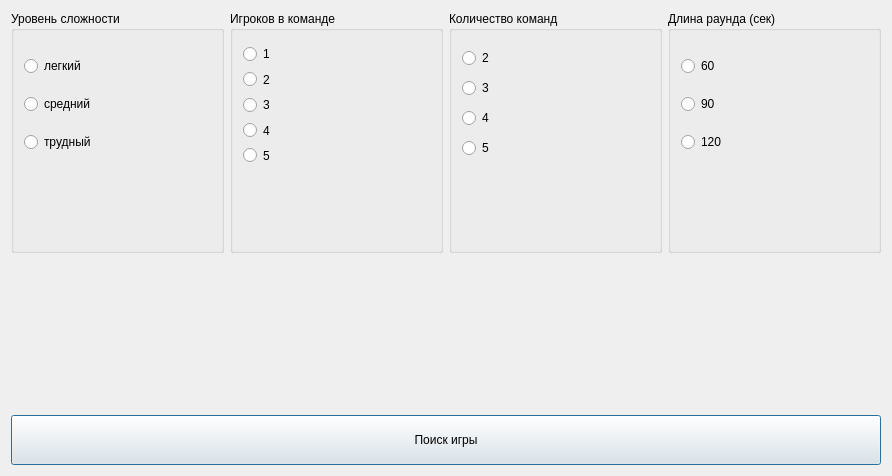
First picture: the form in GUI/window_configs/src/configwindow.ui, repository superAIyah/Alias_project, before the edit.
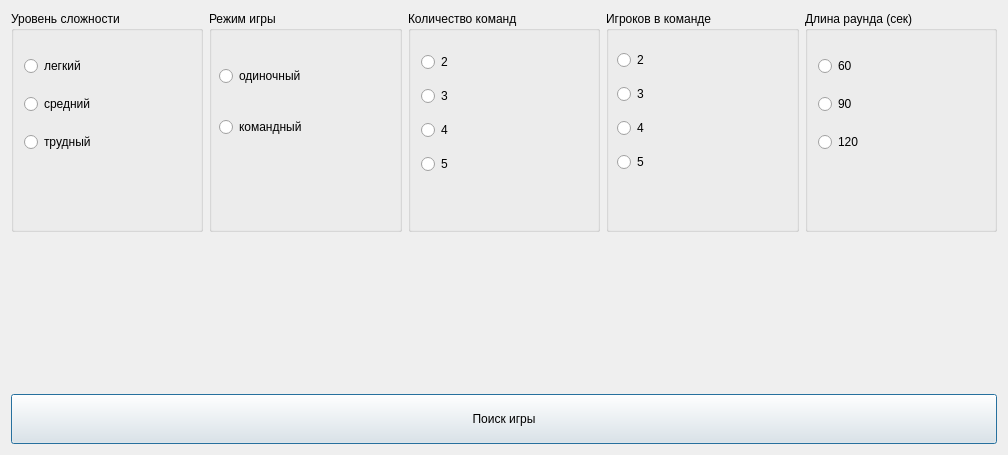
Second picture: the form after the edit.

Commit message: setting revisioned

Diff of the .ui file:
```diff
--- a/GUI/window_configs/src/configwindow.ui
+++ b/GUI/window_configs/src/configwindow.ui
@@ -6,8 +6,8 @@
    <rect>
     <x>0</x>
     <y>0</y>
-    <width>892</width>
-    <height>476</height>
+    <width>1008</width>
+    <height>455</height>
    </rect>
   </property>
   <property name="windowTitle">
@@ -17,7 +17,7 @@
    <item row="0" column="0">
     <layout class="QHBoxLayout" name="horizontalLayout_2">
      <item>
-      <widget class="QGroupBox" name="BoxMode">
+      <widget class="QGroupBox" name="BoxLevel">
        <property name="minimumSize">
         <size>
          <width>100</width>
@@ -33,7 +33,7 @@
        <property name="title">
         <string>Уровень сложности</string>
        </property>
-       <widget class="QWidget" name="">
+       <widget class="QWidget" name="layoutWidget">
         <property name="geometry">
          <rect>
           <x>13</x>
@@ -68,6 +68,39 @@
        </widget>
       </widget>
      </item>
+     <item>
+      <widget class="QGroupBox" name="BoxMode">
+       <property name="title">
+        <string>Режим игры</string>
+       </property>
+       <widget class="QWidget" name="layoutWidget_2">
+        <property name="geometry">
+         <rect>
+          <x>10</x>
+          <y>30</y>
+          <width>161</width>
+          <height>121</height>
+         </rect>
+        </property>
+        <layout class="QVBoxLayout" name="verticalLayout_5">
+         <item>
+          <widget class="QRadioButton" name="e1">
+           <property name="text">
+            <string>одиночный</string>
+           </property>
+          </widget>
+         </item>
+         <item>
+          <widget class="QRadioButton" name="e2">
+           <property name="text">
+            <string>командный</string>
+           </property>
+          </widget>
+         </item>
+        </layout>
+       </widget>
+      </widget>
+     </item>
      <item>
       <widget class="QGroupBox" name="BoxTeamCnt">
        <property name="minimumSize">
@@ -83,25 +116,18 @@
         </size>
        </property>
        <property name="title">
-        <string>Игроков в команде</string>
+        <string>Количество команд</string>
        </property>
-       <widget class="QWidget" name="">
+       <widget class="QWidget" name="layoutWidget">
         <property name="geometry">
          <rect>
           <x>13</x>
           <y>33</y>
-          <width>191</width>
-          <height>121</height>
+          <width>161</width>
+          <height>141</height>
          </rect>
         </property>
         <layout class="QVBoxLayout" name="verticalLayout_3">
-         <item>
-          <widget class="QRadioButton" name="b1">
-           <property name="text">
-            <string>1</string>
-           </property>
-          </widget>
-         </item>
          <item>
           <widget class="QRadioButton" name="b2">
            <property name="text">
@@ -149,15 +175,15 @@
         </size>
        </property>
        <property name="title">
-        <string>Количество команд</string>
+        <string>Игроков в команде</string>
        </property>
-       <widget class="QWidget" name="">
+       <widget class="QWidget" name="layoutWidget">
         <property name="geometry">
          <rect>
-          <x>13</x>
-          <y>33</y>
-          <width>191</width>
-          <height>121</height>
+          <x>11</x>
+          <y>31</y>
+          <width>161</width>
+          <height>141</height>
          </rect>
         </property>
         <layout class="QVBoxLayout" name="verticalLayout">
@@ -210,7 +236,7 @@
        <property name="title">
         <string>Длина раунда (сек)</string>
        </property>
-       <widget class="QWidget" name="">
+       <widget class="QWidget" name="layoutWidget">
         <property name="geometry">
          <rect>
           <x>13</x>
```
The commit also changes 2 other files.
